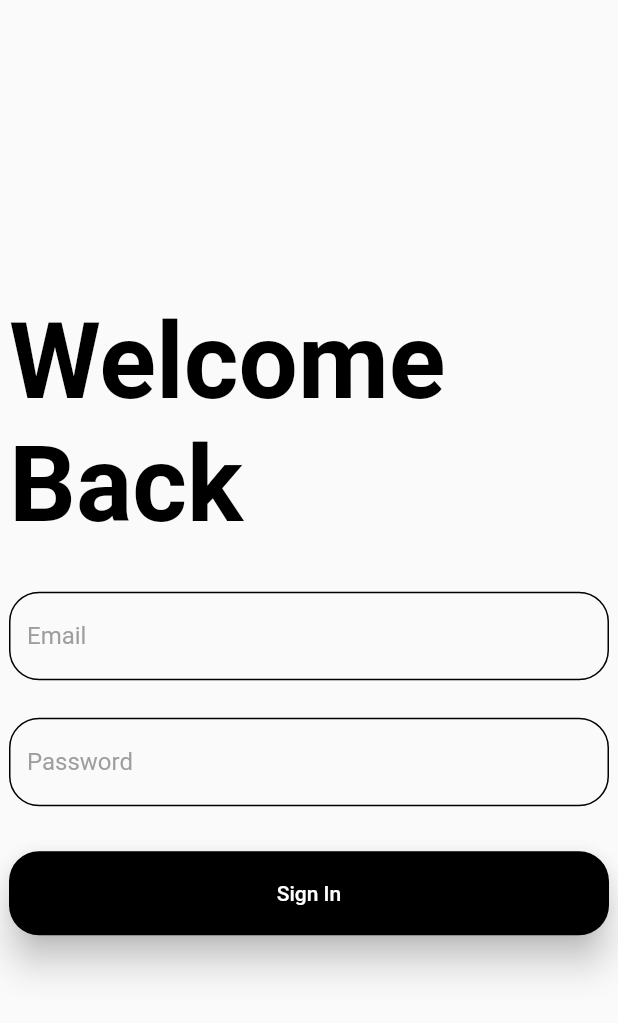
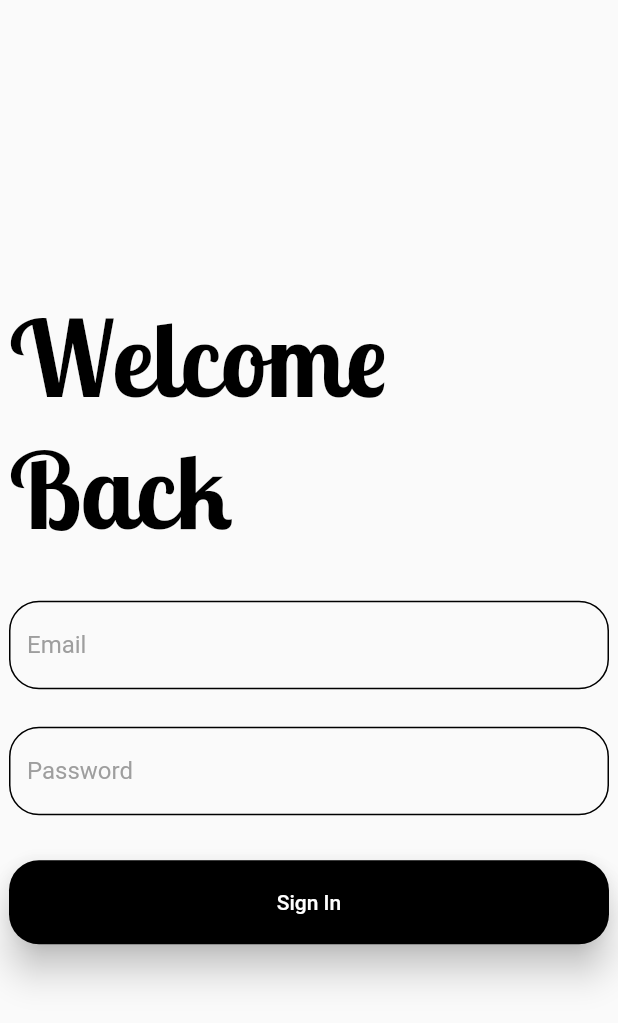
Before and after one commit to adi-code22/Micro-Irrigation-Project, a Flutter app: the Register screen opened directly, after a tap on "Sign In", after a tap on "Already registered ? Login Here", on a phone screen of 412 x 824 dp. Shown: the top 1023 px of the screen. Run offline on Flutter 3.47's test engine with Material 2 defaults, Android fonts, the phone set to English and light mode, and no system bars; our stand-ins replace bot_toast, cloud_firestore, firebase_auth, firebase_core, flutter_spinkit; accounts and stored records are empty.

Commit message:
fixed font

```diff
--- a/microirrigation/lib/Login.dart
+++ b/microirrigation/lib/Login.dart
@@ -41,6 +41,7 @@ class _LoginState extends State<Login> {
                                 color: Colors.black,
                                 fontSize: 70,
                                 fontStyle: FontStyle.normal,
+                                fontFamily: 'LobsterTwo',
                                 fontWeight: FontWeight.bold),
                           ),
                         ),
--- a/microirrigation/lib/Register.dart
+++ b/microirrigation/lib/Register.dart
@@ -42,6 +42,7 @@ class _RegisterState extends State<Register> {
                             style: TextStyle(
                                 color: Colors.black,
                                 fontSize: 70,
+                                fontFamily: 'LobsterTwo',
                                 fontStyle: FontStyle.normal,
                                 fontWeight: FontWeight.bold),
                           ),
```
